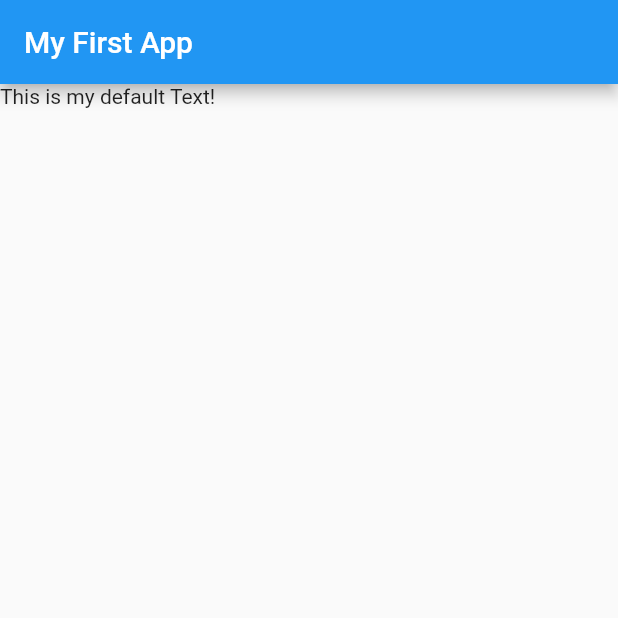
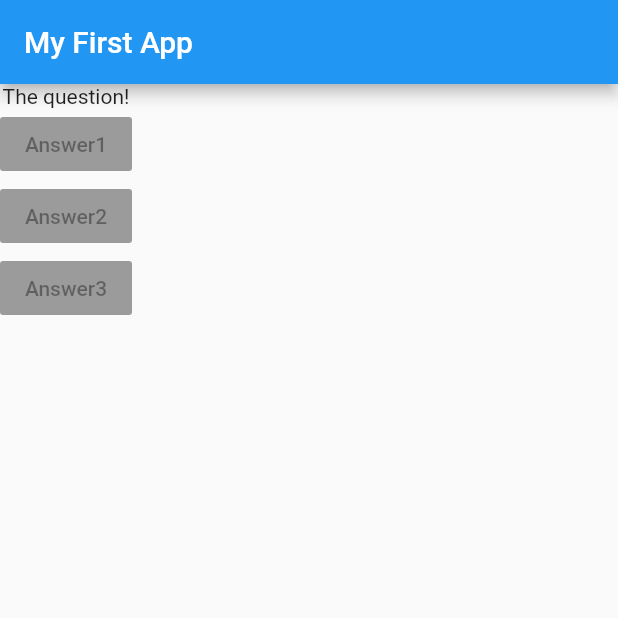
Before and after one commit to AiBiC-Data/flutter_complete_guide, a Flutter app: the screen it shows after launch, on a phone screen of 412 x 824 dp, the top half of it. Run offline on Flutter 3.47's test engine with Material 2 defaults, Android fonts, the phone set to English and light mode, and no system bars.

Commit message:
adding layout widget

```diff
--- a/lib/main.dart
+++ b/lib/main.dart
@@ -7,14 +7,33 @@ import 'package:flutter/material.dart';
 void main() => runApp(MyApp());
 
 class MyApp extends StatelessWidget {
+  var questions = [
+    'What\' your favorite color?',
+    'What\'s your favorite animals?',
+  ];
   Widget build(BuildContext context) {
     return MaterialApp(
       home: Scaffold(
-        appBar: AppBar(
-          title: Text('My First App'),
-        ),
-        body: Text('This is my default Text!'),
-      ),
+          appBar: AppBar(
+            title: Text('My First App'),
+          ),
+          body: Column(
+            children: [
+              Text('The question!'),
+              RaisedButton(
+                child: Text('Answer1'),
+                onPressed: null,
+              ),
+              RaisedButton(
+                child: Text('Answer2'),
+                onPressed: null,
+              ),
+              RaisedButton(
+                child: Text('Answer3'),
+                onPressed: null,
+              ),
+            ],
+          )),
     );
   }
 }
```
